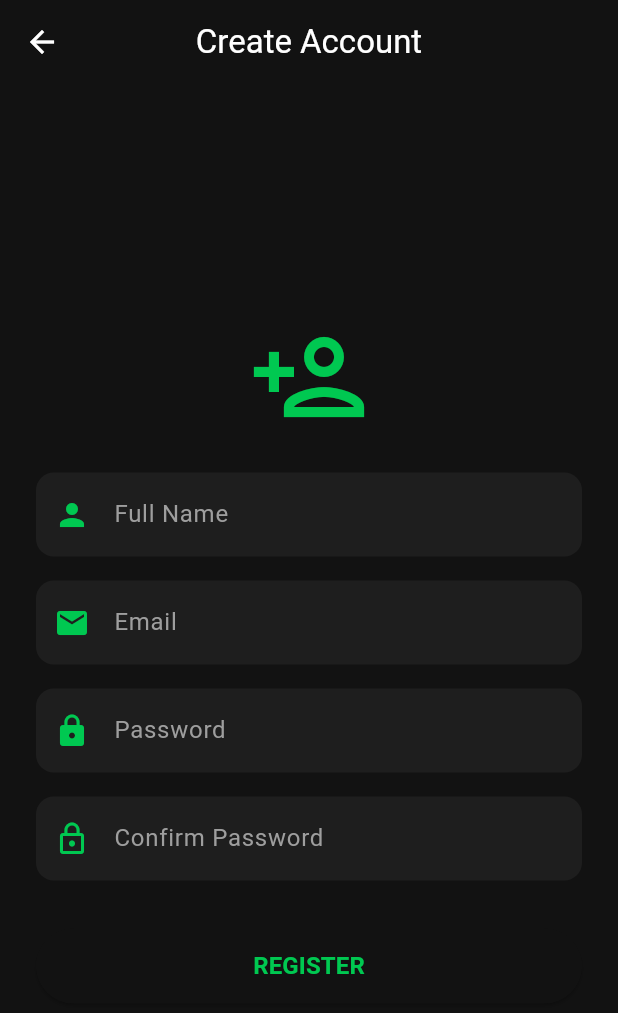
After one commit to Kavi7605/safe_perms, a Flutter app: the screen it shows after launch, after a tap on "LOGIN", after a tap on "Create Account", on a phone screen of 412 x 824 dp. The commit adds this screen. Shown: the top 1013 px of the screen. Run offline on Flutter 3.47's test engine with Material 3 defaults, Android fonts, the phone set to English and light mode, and no system bars; our stand-ins replace go_router, shared_preferences.

Commit message:
Practical 5: Authentication System: Login, Registration & Logout

```diff
--- a/lib/main.dart
+++ b/lib/main.dart
@@ -3,39 +3,47 @@ import 'package:provider/provider.dart';
 import 'package:go_router/go_router.dart';
 import 'config/theme.dart';
 import 'screens/login_screen.dart';
+import 'screens/register_screen.dart';
 import 'screens/dashboard_screen.dart';
+import 'services/auth_service.dart';
 
-void main() {
+void main() async {
+  WidgetsFlutterBinding.ensureInitialized();
+
+  // Check Session
+  final isLoggedIn = await AuthService().isLoggedIn();
+
   runApp(
     ChangeNotifierProvider(
       create: (context) => AppState(),
-      child: const SafePermsApp(),
+      child: SafePermsApp(initialLocation: isLoggedIn ? '/dashboard' : '/'),
     ),
   );
 }
 
-class AppState extends ChangeNotifier {
-  // Simple state for UI demo
-}
-
-final _router = GoRouter(
-  initialLocation: '/',
-  routes: [
-    GoRoute(path: '/', builder: (context, state) => const LoginScreen()),
-    GoRoute(path: '/dashboard', builder: (context, state) => const DashboardScreen()),
-  ],
-);
+class AppState extends ChangeNotifier {}
 
 class SafePermsApp extends StatelessWidget {
-  const SafePermsApp({super.key});
+  final String initialLocation;
+  const SafePermsApp({super.key, required this.initialLocation});
 
   @override
   Widget build(BuildContext context) {
+    // routerConfig must be rebuilt to accept dynamic initialLocation
+    final router = GoRouter(
+      initialLocation: initialLocation,
+      routes: [
+        GoRoute(path: '/', builder: (context, state) => const LoginScreen()),
+        GoRoute(path: '/register', builder: (context, state) => const RegisterScreen()),
+        GoRoute(path: '/dashboard', builder: (context, state) => const DashboardScreen()),
+      ],
+    );
+
     return MaterialApp.router(
       title: 'SafePerms',
       debugShowCheckedModeBanner: false,
       theme: SafePermsTheme.darkTheme,
-      routerConfig: _router,
+      routerConfig: router,
     );
   }
 }
--- a/lib/screens/login_screen.dart
+++ b/lib/screens/login_screen.dart
@@ -1,6 +1,7 @@
 import 'package:flutter/material.dart';
 import 'package:go_router/go_router.dart';
 import '../config/theme.dart';
+import '../services/auth_service.dart';
 
 class LoginScreen extends StatefulWidget {
   const LoginScreen({super.key});
@@ -10,7 +11,39 @@ class LoginScreen extends StatefulWidget {
 }
 
 class _LoginScreenState extends State<LoginScreen> {
+  final _formKey = GlobalKey<FormState>();
+  final _emailController = TextEditingController();
+  final _passController = TextEditingController();
+  final _authService = AuthService();
+
   bool _isPasswordVisible = false;
+  bool _isLoading = false;
+
+  Future<void> _handleLogin() async {
+    if (_formKey.currentState!.validate()) {
+      setState(() => _isLoading = true);
+
+      // Attempt login via service
+      final success = await _authService.login(
+          _emailController.text,
+          _passController.text
+      );
+
+      if (mounted) {
+        setState(() => _isLoading = false);
+        if (success) {
+          context.go('/dashboard');
+        } else {
+          ScaffoldMessenger.of(context).showSnackBar(
+            const SnackBar(
+              content: Text('Invalid Credentials. Did you register?'),
+              backgroundColor: SafePermsTheme.dangerRed,
+            ),
+          );
+        }
+      }
+    }
+  }
 
   @override
   Widget build(BuildContext context) {
@@ -19,10 +52,11 @@ class _LoginScreenState extends State<LoginScreen> {
         child: Center(
           child: SingleChildScrollView(
             padding: const EdgeInsets.all(24.0),
+            child: Form(
+              key: _formKey,
               child: Column(
                 mainAxisAlignment: MainAxisAlignment.center,
                 children: [
-                // Logo
                   Container(
                     padding: const EdgeInsets.all(24),
                     decoration: BoxDecoration(
@@ -30,66 +64,63 @@ class _LoginScreenState extends State<LoginScreen> {
                       shape: BoxShape.circle,
                       border: Border.all(color: SafePermsTheme.primaryGreen, width: 2),
                     ),
-                  child: const Icon(
-                      Icons.security,
-                      size: 64,
-                      color: SafePermsTheme.primaryGreen
-                  ),
+                    child: const Icon(Icons.security, size: 64, color: SafePermsTheme.primaryGreen),
                   ),
                   const SizedBox(height: 24),
-
                   Text('SafePerms', style: Theme.of(context).textTheme.displayLarge),
                   const SizedBox(height: 8),
                   Text('Advanced Permission Manager', style: Theme.of(context).textTheme.bodyMedium),
-
                   const SizedBox(height: 48),
 
-                // Inputs
-                TextField(
+                  // Email
+                  TextFormField(
+                    controller: _emailController,
                     style: const TextStyle(color: Colors.white),
                     decoration: const InputDecoration(
                       labelText: 'Email Address',
                       prefixIcon: Icon(Icons.email_outlined, color: SafePermsTheme.primaryGreen),
                     ),
+                    validator: (value) => (value == null || !value.contains('@')) ? 'Enter a valid email' : null,
                   ),
                   const SizedBox(height: 16),
 
-                TextField(
+                  // Password
+                  TextFormField(
+                    controller: _passController,
                     obscureText: !_isPasswordVisible,
                     style: const TextStyle(color: Colors.white),
                     decoration: InputDecoration(
                       labelText: 'Password',
                       prefixIcon: const Icon(Icons.lock_outline, color: SafePermsTheme.primaryGreen),
                       suffixIcon: IconButton(
-                      icon: Icon(
-                        _isPasswordVisible ? Icons.visibility : Icons.visibility_off,
-                        color: Colors.grey,
-                      ),
+                        icon: Icon(_isPasswordVisible ? Icons.visibility : Icons.visibility_off, color: Colors.grey),
                         onPressed: () => setState(() => _isPasswordVisible = !_isPasswordVisible),
                       ),
                     ),
+                    validator: (value) => (value == null || value.isEmpty) ? 'Enter password' : null,
                   ),
 
                   const SizedBox(height: 24),
 
-                // Button
+                  // Login Button
                   SizedBox(
                     width: double.infinity,
+                    height: 50,
                     child: ElevatedButton(
-                    onPressed: () => context.go('/dashboard'),
-                    child: const Text('LOGIN', style: TextStyle(fontSize: 16, fontWeight: FontWeight.bold)),
+                      onPressed: _isLoading ? null : _handleLogin,
+                      child: _isLoading
+                          ? const CircularProgressIndicator(color: Colors.white)
+                          : const Text('LOGIN', style: TextStyle(fontSize: 16, fontWeight: FontWeight.bold)),
                     ),
                   ),
 
                   const SizedBox(height: 16),
                   TextButton(
-                  onPressed: () {},
-                  child: const Text(
-                      'Create Account',
-                      style: TextStyle(color: SafePermsTheme.primaryGreen)
-                  ),
+                    onPressed: () => context.push('/register'),
+                    child: const Text('Create Account', style: TextStyle(color: SafePermsTheme.primaryGreen)),
                   ),
                 ],
+              ),
             ),
           ),
         ),
--- /dev/null
+++ b/lib/screens/register_screen.dart
@@ -0,0 +1,133 @@
+import 'package:flutter/material.dart';
+import 'package:go_router/go_router.dart';
+import '../config/theme.dart';
+import '../services/auth_service.dart';
+
+class RegisterScreen extends StatefulWidget {
+  const RegisterScreen({super.key});
+
+  @override
+  State<RegisterScreen> createState() => _RegisterScreenState();
+}
+
+class _RegisterScreenState extends State<RegisterScreen> {
+  final _formKey = GlobalKey<FormState>();
+  final _nameController = TextEditingController();
+  final _emailController = TextEditingController();
+  final _passController = TextEditingController();
+  final _confirmPassController = TextEditingController();
+  final _authService = AuthService();
+  bool _isLoading = false;
+
+  Future<void> _handleRegister() async {
+    if (_formKey.currentState!.validate()) {
+      setState(() => _isLoading = true);
+
+      // Simulate network delay
+      await Future.delayed(const Duration(seconds: 1));
+
+      await _authService.register(
+        _nameController.text,
+        _emailController.text,
+        _passController.text,
+      );
+
+      if (mounted) {
+        setState(() => _isLoading = false);
+        ScaffoldMessenger.of(context).showSnackBar(
+          const SnackBar(content: Text('Registration Successful! Please Login.')),
+        );
+        context.go('/'); // Go back to Login
+      }
+    }
+  }
+
+  @override
+  Widget build(BuildContext context) {
+    return Scaffold(
+      appBar: AppBar(title: const Text('Create Account'), centerTitle: true),
+      body: Center(
+        child: SingleChildScrollView(
+          padding: const EdgeInsets.all(24.0),
+          child: Form(
+            key: _formKey,
+            child: Column(
+              children: [
+                const Icon(Icons.person_add_outlined, size: 80, color: SafePermsTheme.primaryGreen),
+                const SizedBox(height: 24),
+
+                // Full Name
+                TextFormField(
+                  controller: _nameController,
+                  style: const TextStyle(color: Colors.white),
+                  decoration: const InputDecoration(
+                    labelText: 'Full Name',
+                    prefixIcon: Icon(Icons.person, color: SafePermsTheme.primaryGreen),
+                  ),
+                  validator: (value) => value!.isEmpty ? 'Please enter your name' : null,
+                ),
+                const SizedBox(height: 16),
+
+                // Email
+                TextFormField(
+                  controller: _emailController,
+                  style: const TextStyle(color: Colors.white),
+                  decoration: const InputDecoration(
+                    labelText: 'Email',
+                    prefixIcon: Icon(Icons.email, color: SafePermsTheme.primaryGreen),
+                  ),
+                  validator: (value) {
+                    if (value == null || !value.contains('@')) return 'Invalid email address';
+                    return null;
+                  },
+                ),
+                const SizedBox(height: 16),
+
+                // Password
+                TextFormField(
+                  controller: _passController,
+                  obscureText: true,
+                  style: const TextStyle(color: Colors.white),
+                  decoration: const InputDecoration(
+                    labelText: 'Password',
+                    prefixIcon: Icon(Icons.lock, color: SafePermsTheme.primaryGreen),
+                  ),
+                  validator: (value) => value!.length < 6 ? 'Password must be 6+ chars' : null,
+                ),
+                const SizedBox(height: 16),
+
+                // Confirm Password
+                TextFormField(
+                  controller: _confirmPassController,
+                  obscureText: true,
+                  style: const TextStyle(color: Colors.white),
+                  decoration: const InputDecoration(
+                    labelText: 'Confirm Password',
+                    prefixIcon: Icon(Icons.lock_outline, color: SafePermsTheme.primaryGreen),
+                  ),
+                  validator: (value) {
+                    if (value != _passController.text) return 'Passwords do not match';
+                    return null;
+                  },
+                ),
+                const SizedBox(height: 32),
+
+                // Register Button
+                SizedBox(
+                  width: double.infinity,
+                  height: 50,
+                  child: ElevatedButton(
+                    onPressed: _isLoading ? null : _handleRegister,
+                    child: _isLoading
+                        ? const CircularProgressIndicator(color: Colors.white)
+                        : const Text('REGISTER', style: TextStyle(fontSize: 16, fontWeight: FontWeight.bold)),
+                  ),
+                ),
+              ],
+            ),
+          ),
+        ),
+      ),
+    );
+  }
+}
--- /dev/null
+++ b/lib/services/auth_service.dart
@@ -0,0 +1,43 @@
+import 'package:shared_preferences/shared_preferences.dart';
+
+class AuthService {
+  static const String _kLoggedInKey = 'isLoggedIn';
+  static const String _kEmailKey = 'userEmail';
+  static const String _kPasswordKey = 'userPassword';
+  static const String _kNameKey = 'userName';
+
+  // Check if user is already logged in (Session Management)
+  Future<bool> isLoggedIn() async {
+    final prefs = await SharedPreferences.getInstance();
+    return prefs.getBool(_kLoggedInKey) ?? false;
+  }
+
+  // Register a new user (Save to Local DB)
+  Future<bool> register(String name, String email, String password) async {
+    final prefs = await SharedPreferences.getInstance();
+    // In a real app, you'd check if email exists. Here we just overwrite for demo.
+    await prefs.setString(_kNameKey, name);
+    await prefs.setString(_kEmailKey, email);
+    await prefs.setString(_kPasswordKey, password);
+    return true;
+  }
+
+  // Login user (Validate against Local DB)
+  Future<bool> login(String email, String password) async {
+    final prefs = await SharedPreferences.getInstance();
+    final storedEmail = prefs.getString(_kEmailKey);
+    final storedPass = prefs.getString(_kPasswordKey);
+
+    if (storedEmail == email && storedPass == password) {
+      await prefs.setBool(_kLoggedInKey, true);
+      return true;
+    }
+    return false;
+  }
+
+  // Logout (Clear Session)
+  Future<void> logout() async {
+    final prefs = await SharedPreferences.getInstance();
+    await prefs.setBool(_kLoggedInKey, false);
+  }
+}
```
Also changed, not shown: lib/screens/dashboard_screen.dart (+11 -2 lines). Lines whose indentation alone changed are shown as unchanged.
